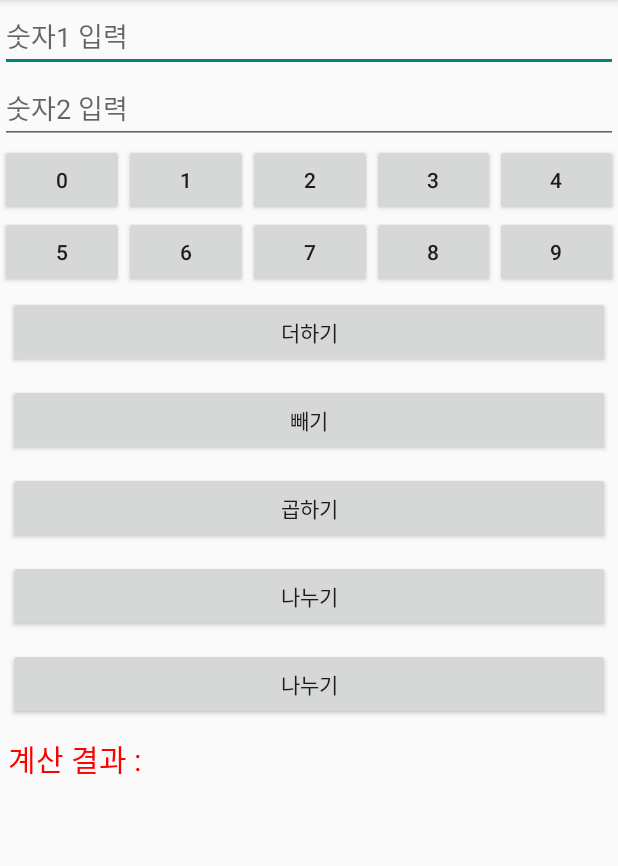
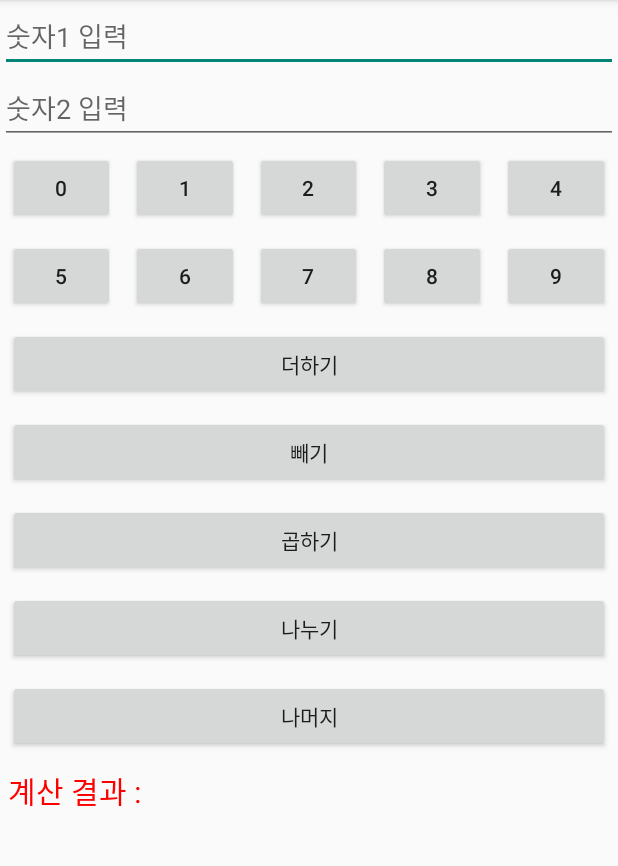
Before and after one commit to ricerich/GugudanApp2, an Android app: the screen it shows after launch (MainActivity), on a phone screen of 412 x 824 dp, the part 84-950 px from its top. Run offline under Robolectric (Android 15) with nearby library versions, the phone set to English and light mode, and no system bars.

Commit message:
3 commit

```diff
--- a/app/src/main/java/com/example/gugudanapp/MainActivity.kt
+++ b/app/src/main/java/com/example/gugudanapp/MainActivity.kt
@@ -18,7 +18,9 @@ class MainActivity : AppCompatActivity()
         super.onCreate(savedInstanceState)
 
 //        setContentView(R.layout.activity_main)
-        setContentView(R.layout.activity_main_table_layout)
+//        setContentView(R.layout.activity_main_table_layout)
+        setContentView(R.layout.activity_main_grid_linear)
+        setContentView(R.layout.activity_main_grid_only)
         var edt1 = findViewById<EditText>(R.id.edt1);
         var edt2 = findViewById<EditText>(R.id.edt2);
         var btn1 = findViewById<Button>(R.id.btn1);
--- /dev/null
+++ b/app/src/main/res/layout/activity_main_grid_only.xml
@@ -0,0 +1,135 @@
+<GridLayout
+    xmlns:android="http://schemas.android.com/apk/res/android"
+    xmlns:tools="http://schemas.android.com/tools"
+    android:rowCount="10"
+    android:columnCount="5"
+    android:orientation="horizontal"
+    android:layout_width="match_parent"
+    android:layout_height="match_parent">
+
+    <EditText
+        android:id="@+id/edt1"
+        android:layout_columnSpan="5"
+        android:layout_gravity="fill_horizontal"
+        android:hint="숫자1 입력" />
+
+    <EditText
+        android:id="@+id/edt2"
+        android:layout_columnSpan="5"
+        android:layout_gravity="fill_horizontal"
+        android:hint="숫자2 입력" />
+
+    <Button
+        android:layout_width="0dp"
+        android:layout_columnWeight="1"
+        android:id="@+id/btnNum0"
+        android:layout_margin="5dp"
+        android:text="0"  />
+
+    <Button
+        android:layout_width="0dp"
+        android:layout_columnWeight = "1"
+        android:id="@+id/btnNum1"
+        android:layout_margin="5dp"
+        android:text="1" />
+
+    <Button
+        android:layout_width="0dp"
+        android:layout_columnWeight = "1"
+        android:id="@+id/btnNum2"
+        android:layout_margin="5dp"
+        android:text="2" />
+
+    <Button
+        android:layout_width="0dp"
+        android:layout_columnWeight = "1"
+        android:id="@+id/btnNum3"
+        android:layout_margin="5dp"
+        android:text="3" />
+
+    <Button
+        android:layout_width="0dp"
+        android:layout_columnWeight = "1"
+        android:id="@+id/btnNum4"
+        android:layout_margin="5dp"
+        android:text="4" />
+    <Button
+        android:layout_width="0dp"
+        android:layout_columnWeight = "1"
+        android:id="@+id/btnNum5"
+        android:layout_margin="5dp"
+        android:text="5" />
+
+    <Button
+        android:layout_width="0dp"
+        android:layout_columnWeight = "1"
+        android:id="@+id/btnNum6"
+        android:layout_margin="5dp"
+        android:text="6" />
+
+    <Button
+        android:layout_width="0dp"
+        android:layout_columnWeight = "1"
+        android:id="@+id/btnNum7"
+        android:layout_margin="5dp"
+        android:text="7" />
+
+    <Button
+        android:layout_width="0dp"
+        android:layout_columnWeight = "1"
+        android:id="@+id/btnNum8"
+        android:layout_margin="5dp"
+        android:text="8" />
+
+    <Button
+        android:layout_width="0dp"
+        android:layout_columnWeight = "1"
+        android:id="@+id/btnNum9"
+        android:layout_margin="5dp"
+        android:text="9" />
+
+    <Button
+        android:id="@+id/btn1"
+        android:layout_margin="5dp"
+        android:layout_columnSpan="5"
+        android:layout_gravity="fill_horizontal"
+        android:text="더하기" />
+
+    <Button
+        android:id="@+id/btn2"
+        android:layout_margin="5dp"
+        android:layout_columnSpan="5"
+        android:layout_gravity="fill_horizontal"
+        android:text="빼기" />
+
+    <Button
+        android:id="@+id/btn3"
+        android:layout_margin="5dp"
+        android:layout_columnSpan="5"
+        android:layout_gravity="fill_horizontal"
+        android:text="곱하기" />
+
+    <Button
+        android:id="@+id/btn4"
+        android:layout_margin="5dp"
+        android:layout_columnSpan="5"
+        android:layout_gravity="fill_horizontal"
+        android:text="나누기" />
+
+    <Button
+        android:id="@+id/btn5"
+        android:layout_margin="5dp"
+        android:layout_columnSpan="5"
+        android:layout_gravity="fill_horizontal"
+        android:text="나머지" />
+
+    <TextView
+        android:id="@+id/tv1"
+        android:layout_margin="5dp"
+        android:layout_columnSpan="5"
+        android:layout_gravity="fill_horizontal"
+        android:text="계산 결과 : "
+        android:textColor="#FF0000"
+        android:textSize="20dp" />
+
+</GridLayout>
```
Also changed, not shown: app/src/main/res/layout/activity_main_grid_linear.xml (added, +160 -0 lines).
